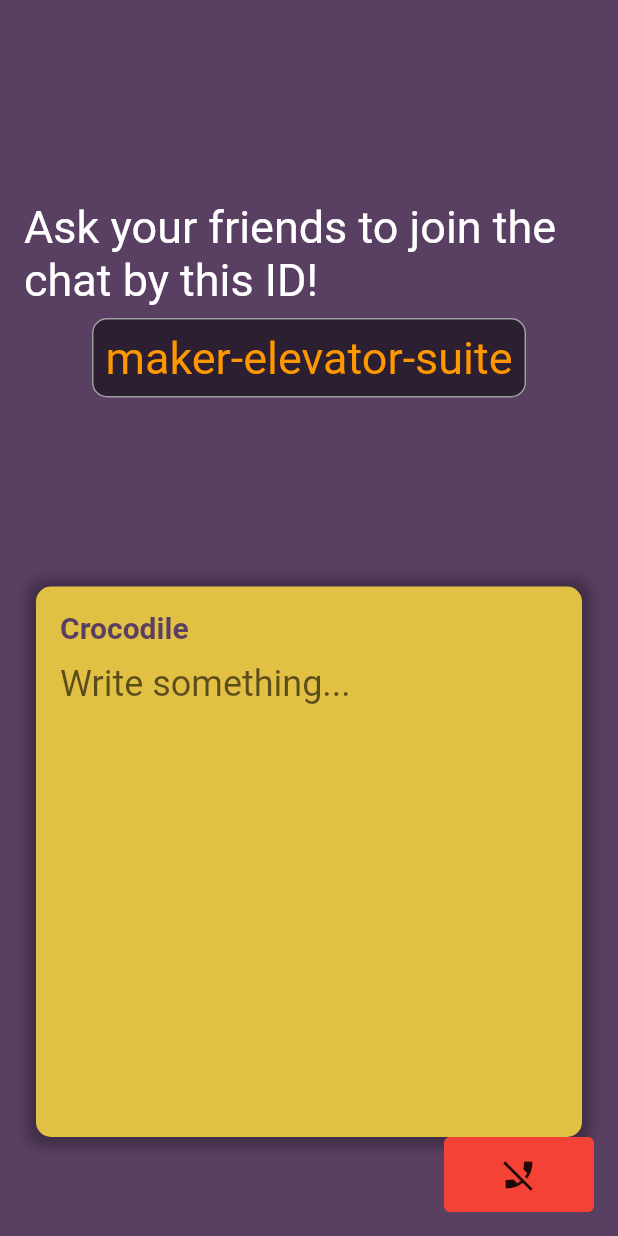
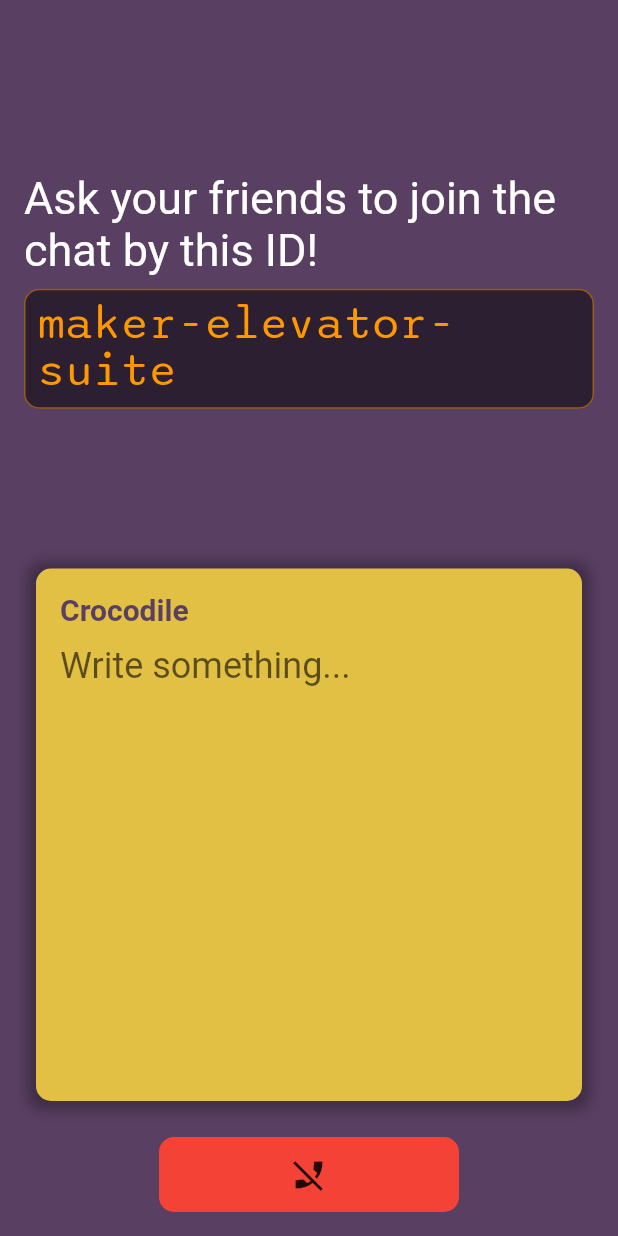
Before and after one commit to Dohmanlechx/Instachat, a Flutter app: the screen it shows after launch, after a tap on "Start", on a phone screen of 412 x 824 dp. Run offline on Flutter 3.47's test engine with Material 2 defaults, Android fonts, the phone set to English and light mode, and no system bars; our stand-ins replace firebase_core, firebase_database, flutter_riverpod, freezed_annotation; accounts and stored records are empty; generated files the repository leaves out were written again.

Commit message:
Add Chat ID font

```diff
--- a/lib/screens/chat_screen.dart
+++ b/lib/screens/chat_screen.dart
@@ -71,6 +71,7 @@ class _ChatScreenState extends ConsumerState<ChatScreen> {
       crossAxisAlignment: CrossAxisAlignment.start,
       children: <Widget>[
         ..._chatBoxes(chat),
+        const SizedBox(height: UI.p24),
         _leaveButton(),
       ],
     );
@@ -86,7 +87,7 @@ class _ChatScreenState extends ConsumerState<ChatScreen> {
       child: Center(
         child: Container(
           decoration: BoxDecoration(
-            border: Border.all(color: Colors.grey),
+            border: Border.all(color: Colors.orange.withOpacity(0.5)),
             borderRadius: UI.radius,
             color: Colors.black.withOpacity(0.5),
           ),
@@ -94,6 +95,7 @@ class _ChatScreenState extends ConsumerState<ChatScreen> {
             padding: const EdgeInsets.all(UI.p8),
             child: Text(id,
                 style: const TextStyle(fontSize: 30).copyWith(
+                  fontFamily: 'Sono',
                   color: Colors.orange,
                 )),
           ),
@@ -110,14 +112,11 @@ class _ChatScreenState extends ConsumerState<ChatScreen> {
         navigator.pop();
       },
       child: Align(
-        alignment: Alignment.bottomRight,
+        alignment: Alignment.bottomCenter,
         child: Container(
-          width: 100,
+          width: 200,
           height: 50,
-          decoration: BoxDecoration(
-            borderRadius: BorderRadius.circular(4.0),
-            color: Colors.red,
-          ),
+          decoration: BoxDecoration(borderRadius: UI.radius, color: Colors.red),
           child: const Icon(Icons.phone_disabled_sharp),
         ),
       ),
--- a/pubspec.yaml
+++ b/pubspec.yaml
@@ -35,3 +35,6 @@ flutter:
     - family: Stereofidelic
       fonts:
         - asset: assets/fonts/stereofidelic.ttf
+    - family: Sono
+      fonts:
+        - asset: assets/fonts/sono.ttf
```
Also changed, not shown: assets/fonts/sono.ttf (added).
